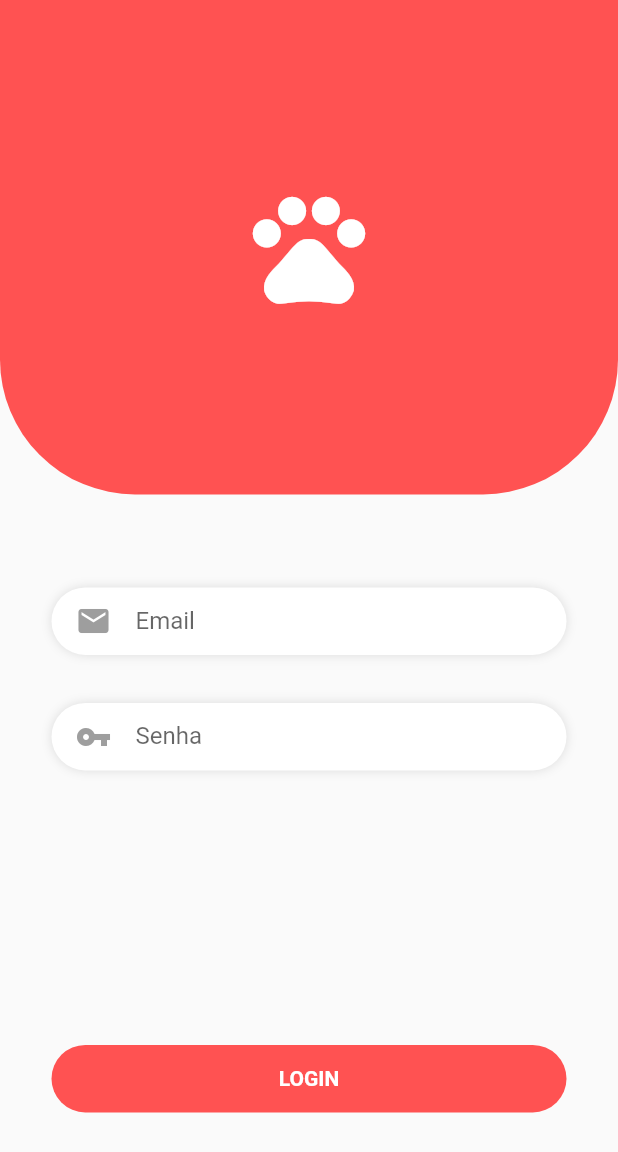
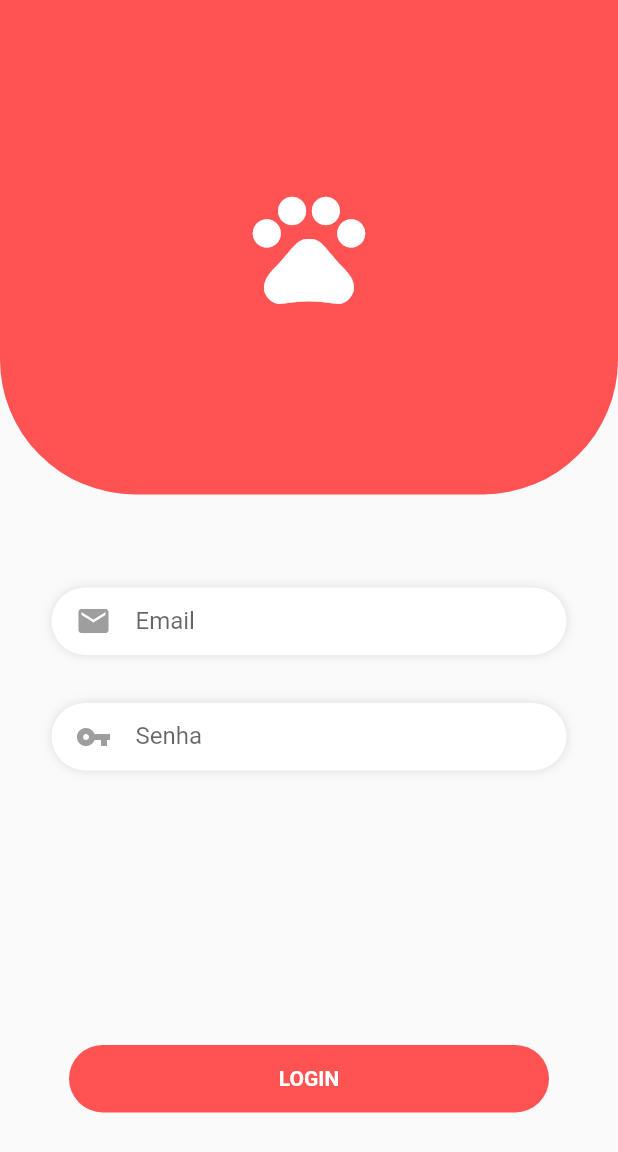
Before and after one commit to treinaweb/treinaweb-flutter-widgets, a Flutter app: the screen it shows after launch, on a phone screen of 412 x 824 dp. Shown: the top 1152 px of the screen. Run offline on Flutter 3.47's test engine with Material 2 defaults, Android fonts, the phone set to English and light mode, and no system bars.

Commit message:
09.03_Diminuindo_Botao_Animacao

```diff
--- a/lib/screens/login_screen.dart
+++ b/lib/screens/login_screen.dart
@@ -6,7 +6,19 @@ class LoginScreen extends StatefulWidget {
   _LoginScreenState createState() => _LoginScreenState();
 }
 
-class _LoginScreenState extends State<LoginScreen> {
+class _LoginScreenState extends State<LoginScreen> with SingleTickerProviderStateMixin {
+  AnimationController _animationController;
+
+
+  @override
+  void initState() {
+    super.initState();
+    _animationController = AnimationController(
+      vsync: this,
+      duration: Duration(seconds: 2)
+    );
+  }
+
   @override
   Widget build(BuildContext context) {
     return Scaffold(
@@ -105,7 +117,7 @@ class _LoginScreenState extends State<LoginScreen> {
                     )
                   ],
                 ),
-                BotaoAnimado()
+                BotaoAnimado(controller: _animationController,)
               ],
             )
           ],
--- a/lib/widgets/botao_animado.dart
+++ b/lib/widgets/botao_animado.dart
@@ -1,28 +1,61 @@
 import 'package:flutter/material.dart';
 
 class BotaoAnimado extends StatelessWidget {
-  @override
-  Widget build(BuildContext context) {
+
+  final AnimationController controller;
+
+  BotaoAnimado({this.controller}) :
+      diminuirBotao = Tween(
+        begin: 320.0,
+        end: 45.0
+      ).animate(
+        new CurvedAnimation(
+            parent: controller,
+            curve: Interval(0.0, 0.150)
+        )
+      );
+
+  final Animation<double> diminuirBotao;
+
+  Widget _construirAnimacao(BuildContext context, Widget child) {
     return InkWell(
       onTap: () {
-        print("clicou");
+        controller.forward();
       },
       child: Container(
         height: 45,
-        width: MediaQuery.of(context).size.width / 1.2,
+        width: diminuirBotao.value,
         decoration: BoxDecoration(
-          color: Colors.redAccent,
-          borderRadius: BorderRadius.all(Radius.circular(50))
+            color: Colors.redAccent,
+            borderRadius: BorderRadius.all(Radius.circular(50))
         ),
         child: Center(
-          child: Text('Login'.toUpperCase(),
-            style: TextStyle(
-              color: Colors.white,
-              fontWeight: FontWeight.bold
-            ),
-          ),
+          child: _conteudoBotao(context),
         ),
       ),
     );
   }
+
+  Widget _conteudoBotao(BuildContext context) {
+    if (diminuirBotao.value > 55) {
+      return Text('Login'.toUpperCase(),
+          style: TextStyle(
+          color: Colors.white,
+          fontWeight: FontWeight.bold
+          ),
+        );
+    } else {
+      return CircularProgressIndicator(
+        valueColor: AlwaysStoppedAnimation<Color>(Colors.white),
+        strokeWidth: 1.0,
+      );
+    }
+  }
+  @override
+  Widget build(BuildContext context) {
+    return AnimatedBuilder(
+      builder: _construirAnimacao,
+      animation: controller,
+    );
+  }
 }
```
